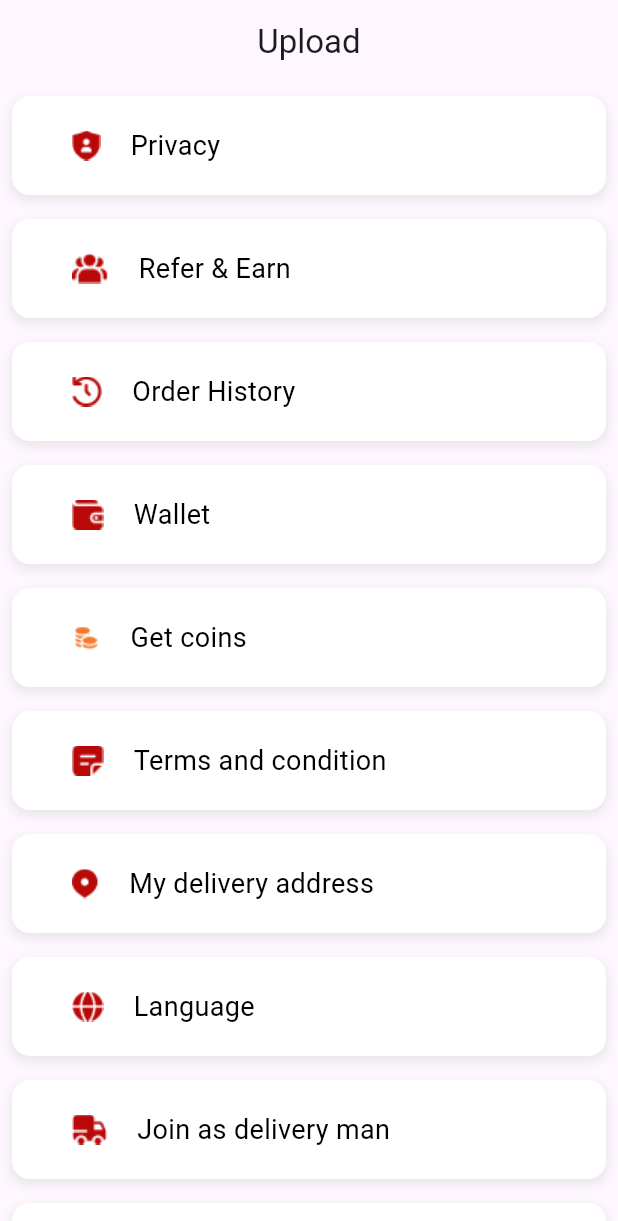
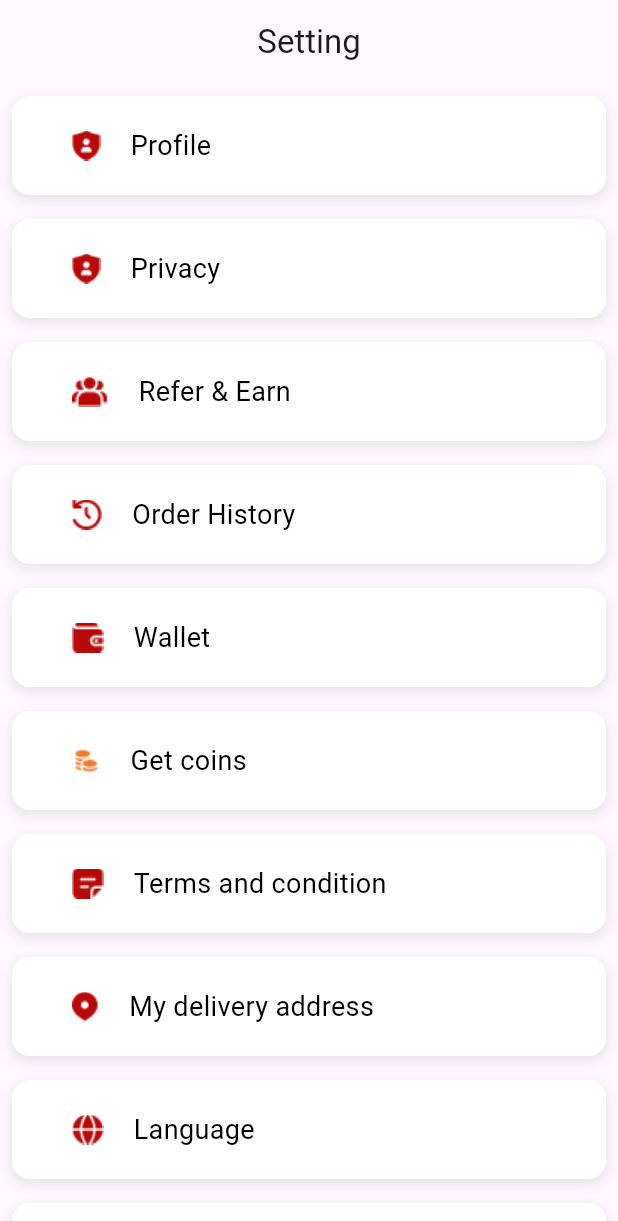
Before and after one commit to mustakimcse/new_stack_food, a Flutter app: the SettingScreen screen opened directly, on a phone screen of 412 x 824 dp. Shown: the top 1221 px of the screen. Run offline on Flutter 3.47's test engine with Material 3 defaults, Android fonts, the phone set to English and light mode, and no system bars; our stand-ins replace get, image_picker, shared_preferences; accounts and stored records are empty.

```diff
--- a/lib/screen/home_screen.dart
+++ b/lib/screen/home_screen.dart
@@ -54,12 +54,12 @@ class _HomeScreenState extends State<HomeScreen> {
               child: Image.asset("assets/icon/bell.png"),
             ),
 
-            IconButton(
-                onPressed: (){
-                  testApi();
-                },
-                icon: Icon(Icons.add)
-            )
+            // IconButton(
+            //     onPressed: (){
+            //       testApi();
+            //     },
+            //     icon: Icon(Icons.add)
+            // )
           ],
           bottom: const TabBar(
             indicatorColor: Color(0xffb80808),
--- a/lib/screen/setting_screen.dart
+++ b/lib/screen/setting_screen.dart
@@ -13,6 +13,13 @@ class SettingScreen extends StatefulWidget {
 class _SettingScreenState extends State<SettingScreen> {
 
   final List<SettingModel> settingList = [
+
+    SettingModel(
+      id: 1,
+      name: "Profile",
+      iconImage: "assets/setting/shield-user.png",
+    ),
+
     SettingModel(
       id: 1,
       name: "Privacy",
@@ -20,19 +27,19 @@ class _SettingScreenState extends State<SettingScreen> {
     ),
 
     SettingModel(
-      id: 1,
+      id: 2,
       name: "Refer & Earn",
       iconImage: "assets/setting/users-group-alt.png",
     ),
 
     SettingModel(
-      id: 1,
+      id: 3,
       name: "Order History",
       iconImage: "assets/setting/time_past.png",
     ),
 
     SettingModel(
-      id: 1,
+      id: 4,
       name: "Wallet",
       iconImage: "assets/setting/wallet.png",
     ),
@@ -91,7 +98,7 @@ class _SettingScreenState extends State<SettingScreen> {
   Widget build(BuildContext context) {
     return Scaffold(
       appBar: AppBar(
-        title: Text("Upload"),
+        title: Text("Setting"),
         centerTitle: true,
         automaticallyImplyLeading: false,
       ),
```
